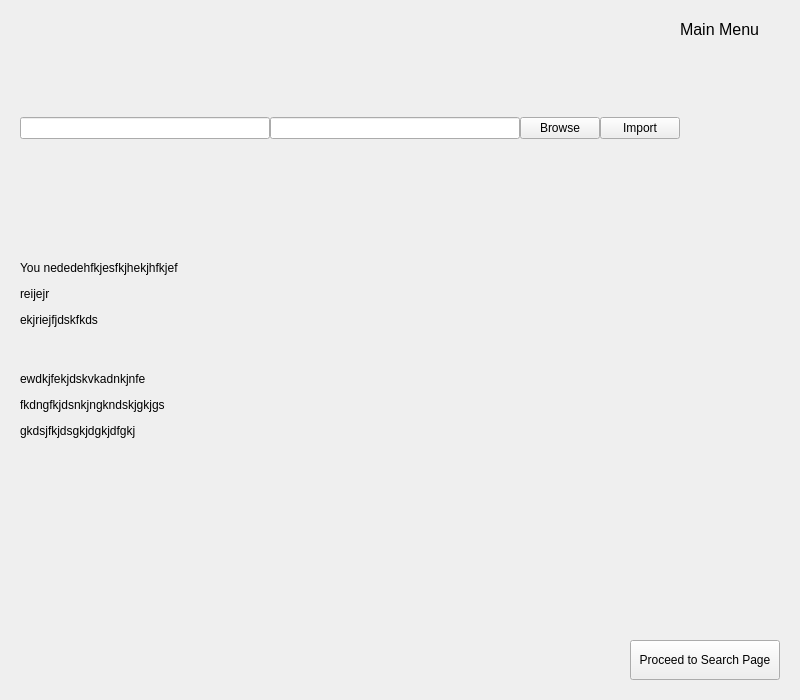
verociraptor/movie-sorter, file form.ui: the form before one commit.
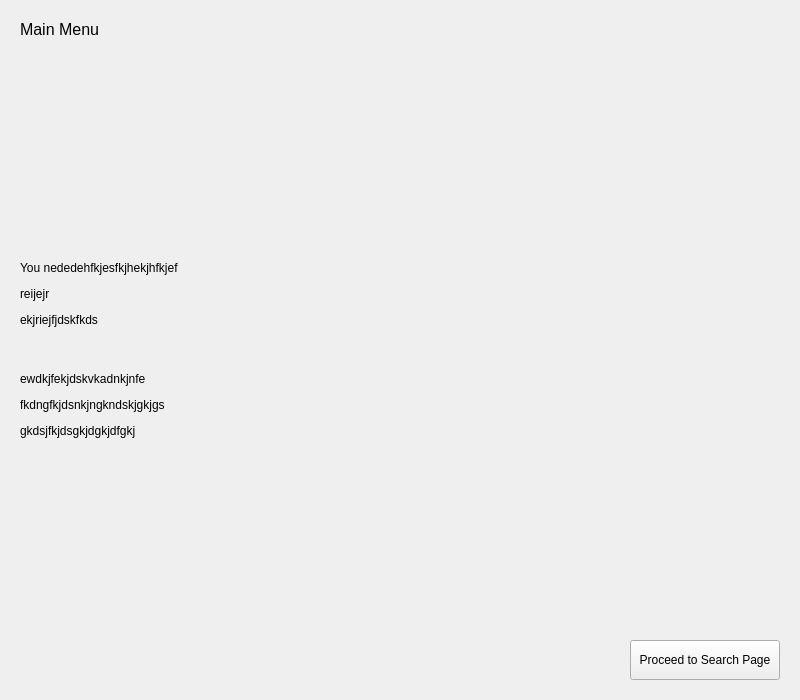
The form after the commit. The open tabs and pages were chosen to show the change.

Commit message: Matched new UI with functions from last push Need UI to handle movies not found Need to add message box to signal sucessful movie insertion Work on movie view page being a popup of a new small window Create button for deleting movie entries in movie view page

```diff
--- a/form.ui
+++ b/form.ui
@@ -106,26 +106,6 @@
          <property name="spacing">
           <number>0</number>
          </property>
-         <item>
-          <widget class="QLineEdit" name="status"/>
-         </item>
-         <item>
-          <widget class="QLineEdit" name="dirPath"/>
-         </item>
-         <item>
-          <widget class="QPushButton" name="browseDirectories">
-           <property name="text">
-            <string>Browse</string>
-           </property>
-          </widget>
-         </item>
-         <item>
-          <widget class="QPushButton" name="importMovies">
-           <property name="text">
-            <string>Import</string>
-           </property>
-          </widget>
-         </item>
          <item alignment="Qt::AlignLeft|Qt::AlignTop">
           <widget class="QLabel" name="menuLabel">
            <property name="sizePolicy">
```
Left out of the diff: 2 changed lines with no effect on the pictures. The commit also changes 4 other files.
